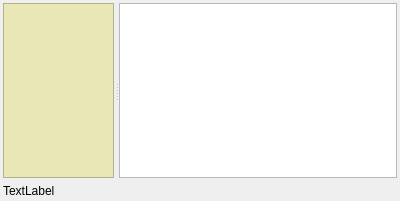
xgvargas/xcalcs, file xcalcs/ui/solver.ui: the form before one commit.
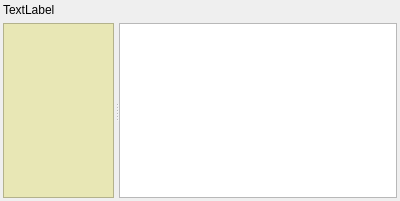
The form after the commit.

Diff of the .ui file:
```diff
--- a/xcalcs/ui/solver.ui
+++ b/xcalcs/ui/solver.ui
@@ -20,6 +20,13 @@
    <property name="margin">
     <number>3</number>
    </property>
+   <item>
+    <widget class="QLabel" name="lbl_error">
+     <property name="text">
+      <string notr="true">TextLabel</string>
+     </property>
+    </widget>
+   </item>
    <item>
     <widget class="QSplitter" name="splitter">
      <property name="orientation">
@@ -74,13 +81,6 @@
      </widget>
     </widget>
    </item>
-   <item>
-    <widget class="QLabel" name="lbl_error">
-     <property name="text">
-      <string notr="true">TextLabel</string>
-     </property>
-    </widget>
-   </item>
   </layout>
  </widget>
  <resources/>
```
